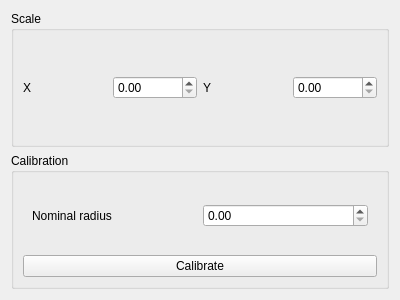
This is Include/iqtcam/CScaleCalibrationEditorComp.ui in naskin-gmg/AcfSln as Qt 5 draws it before an edit. The edited form follows.
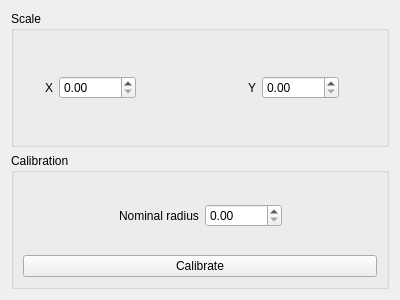
This is the edited form.

Commit message: Issue #113: added support for models providing two radius values (as in ellipse) to CScaleCalibrationEditorComp

What changed in the file:
```diff
--- a/Include/iqtcam/CScaleCalibrationEditorComp.ui
+++ b/Include/iqtcam/CScaleCalibrationEditorComp.ui
@@ -19,26 +19,85 @@
      <property name="title">
       <string>Scale</string>
      </property>
-     <layout class="QHBoxLayout" name="horizontalLayout">
+     <layout class="QHBoxLayout" name="horizontalLayout_4">
       <item>
-       <widget class="QLabel" name="label">
-        <property name="text">
-         <string>X</string>
-        </property>
+       <widget class="QWidget" name="ScaleXWidget" native="true">
+        <layout class="QHBoxLayout" name="horizontalLayout">
+         <item>
+          <spacer name="horizontalSpacer_2">
+           <property name="orientation">
+            <enum>Qt::Horizontal</enum>
+           </property>
+           <property name="sizeHint" stdset="0">
+            <size>
+             <width>33</width>
+             <height>20</height>
+            </size>
+           </property>
+          </spacer>
+         </item>
+         <item>
+          <widget class="QLabel" name="ScaleXLabel">
+           <property name="text">
+            <string>X</string>
+           </property>
+          </widget>
+         </item>
+         <item>
+          <widget class="QDoubleSpinBox" name="ScaleXSpinBox">
+           <property name="maximum">
+            <double>65535.000000000000000</double>
+           </property>
+          </widget>
+         </item>
+        </layout>
        </widget>
       </item>
       <item>
-       <widget class="QDoubleSpinBox" name="ScaleXSpinBox"/>
-      </item>
-      <item>
-       <widget class="QLabel" name="label_2">
-        <property name="text">
-         <string>Y</string>
+       <spacer name="horizontalSpacer">
+        <property name="orientation">
+         <enum>Qt::Horizontal</enum>
         </property>
-       </widget>
+        <property name="sizeHint" stdset="0">
+         <size>
+          <width>108</width>
+          <height>20</height>
+         </size>
+        </property>
+       </spacer>
       </item>
       <item>
-       <widget class="QDoubleSpinBox" name="ScaleYSpinBox"/>
+       <widget class="QWidget" name="ScaleYWidget" native="true">
+        <layout class="QHBoxLayout" name="horizontalLayout_3">
+         <item>
+          <widget class="QLabel" name="ScaleYLabel">
+           <property name="text">
+            <string>Y</string>
+           </property>
+          </widget>
+         </item>
+         <item>
+          <widget class="QDoubleSpinBox" name="ScaleYSpinBox">
+           <property name="maximum">
+            <double>65535.000000000000000</double>
+           </property>
+          </widget>
+         </item>
+         <item>
+          <spacer name="ScaleYSpacer">
+           <property name="orientation">
+            <enum>Qt::Horizontal</enum>
+           </property>
+           <property name="sizeHint" stdset="0">
+            <size>
+             <width>49</width>
+             <height>20</height>
+            </size>
+           </property>
+          </spacer>
+         </item>
+        </layout>
+       </widget>
       </item>
      </layout>
     </widget>
@@ -55,6 +114,19 @@
       <item>
        <widget class="QWidget" name="widget" native="true">
         <layout class="QHBoxLayout" name="horizontalLayout_2">
+         <item>
+          <spacer name="horizontalSpacer_4">
+           <property name="orientation">
+            <enum>Qt::Horizontal</enum>
+           </property>
+           <property name="sizeHint" stdset="0">
+            <size>
+             <width>40</width>
+             <height>20</height>
+            </size>
+           </property>
+          </spacer>
+         </item>
          <item>
           <widget class="QLabel" name="label_3">
            <property name="sizePolicy">
@@ -69,7 +141,24 @@
           </widget>
          </item>
          <item>
-          <widget class="QDoubleSpinBox" name="NominalRadiusSpinBox"/>
+          <widget class="QDoubleSpinBox" name="NominalRadiusSpinBox">
+           <property name="maximum">
+            <double>65535.000000000000000</double>
+           </property>
+          </widget>
+         </item>
+         <item>
+          <spacer name="horizontalSpacer_5">
+           <property name="orientation">
+            <enum>Qt::Horizontal</enum>
+           </property>
+           <property name="sizeHint" stdset="0">
+            <size>
+             <width>40</width>
+             <height>20</height>
+            </size>
+           </property>
+          </spacer>
          </item>
         </layout>
        </widget>
```
The commit also changes 2 other files.
